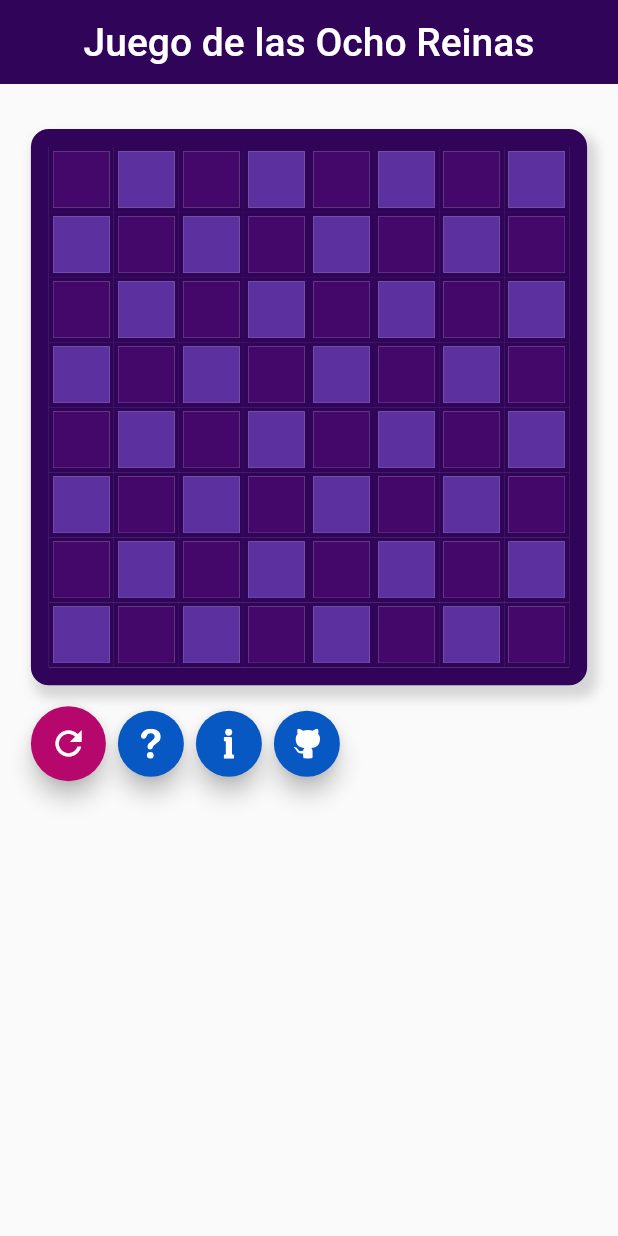
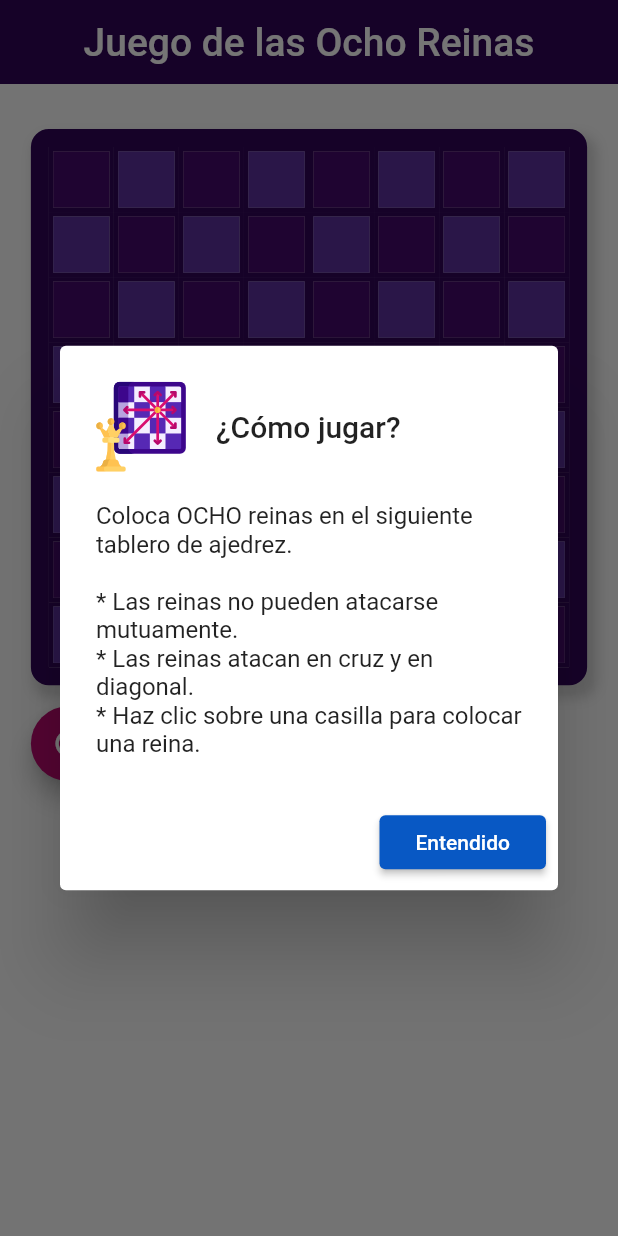
Before and after one commit to arhcoder/Eight-Queens-Game, a Flutter app: the screen it shows after launch, on a phone screen of 412 x 824 dp. Run offline on Flutter 3.47's test engine with Material 2 defaults, Android fonts, the light colour scheme and no system bars; our stand-ins replace flutter_svg, google_fonts; missing offline and left inert: dart:js; Roboto replaces fonts that are missing (Staatliches).

Commit message:
AlertDialog de instrucciones, lanzado al iniciar la aplicación. Alerts actualizados...

```diff
--- a/lib/Chess.dart
+++ b/lib/Chess.dart
@@ -261,6 +261,14 @@ class ChessTableState extends State <ChessTable>
     @override
     Widget build(BuildContext context)
     {
+        Future.delayed(Duration.zero, ()
+        {
+            showDialog(
+                context: context,
+                builder: (context) => buildHowDialog(context)
+            );
+        });
+
         return (MediaQuery.of(context).size.width >= 600)?
 
         // Escritorio //
--- a/lib/Dialogs.dart
+++ b/lib/Dialogs.dart
@@ -25,7 +25,7 @@ AlertDialog buildHowDialog(BuildContext context)
             ]
         ),
 
-        content: Text("En el siguiente tablero de ajedrez coloca OCHO reinas de modo que no puedan atacarse mutuamente.\n\n* Las reinas pueden atacar en cruz y en diagonal.\n* Haz clic sobre una casilla para colocar una reina."),
+        content: Text("Coloca OCHO reinas en el siguiente tablero de ajedrez.\n\n* Las reinas no pueden atacarse mutuamente.\n* Las reinas atacan en cruz y en diagonal.\n* Haz clic sobre una casilla para colocar una reina."),
         actions:
         [
             ElevatedButton
@@ -64,7 +64,7 @@ AlertDialog buildInfoDialog(BuildContext context)
             ]
         ),
 
-        content: Text("Desarrollado por Alejandro Ramos | @arhcoder.\n\n* Agradecimiento especial a Sriram Thiagarajan.\n* Iconos sacados de Flaticon.com"),
+        content: Text("Desarrollado por Alejandro Ramos | @arhcoder.\n\n* Agradecimiento especial a Sriram Thiagarajan.\n* Iconos sacados de Flaticon.com.\n* Desarrollado con Flutter."),
 
         actions:
         [
--- a/lib/main.dart
+++ b/lib/main.dart
@@ -1,6 +1,7 @@
 import 'package:eight_queens_game/Theme.dart';
 import 'package:flutter/material.dart';
 import 'package:flutter/services.dart';
+
 import 'Header.dart';
 import 'Chess.dart';
 
@@ -20,10 +21,11 @@ class MyApp extends StatelessWidget
     @override
     Widget build(BuildContext context)
     {
+        // Aplicación //
         return MaterialApp
         (
             debugShowCheckedModeBanner: false,
-            title: '♟ Ocho Reinas | Juego online',
+            title: '♟ Ocho Reinas - Juego online',
             home: Scaffold
             (
                 appBar: buildAppBar(),
```
